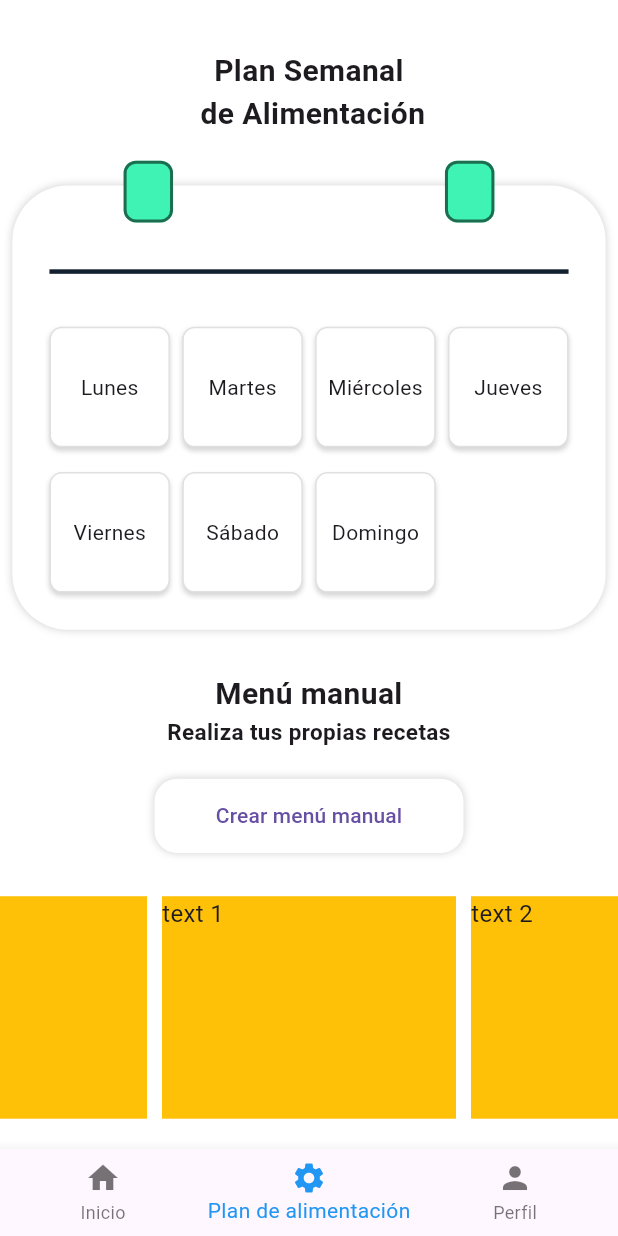
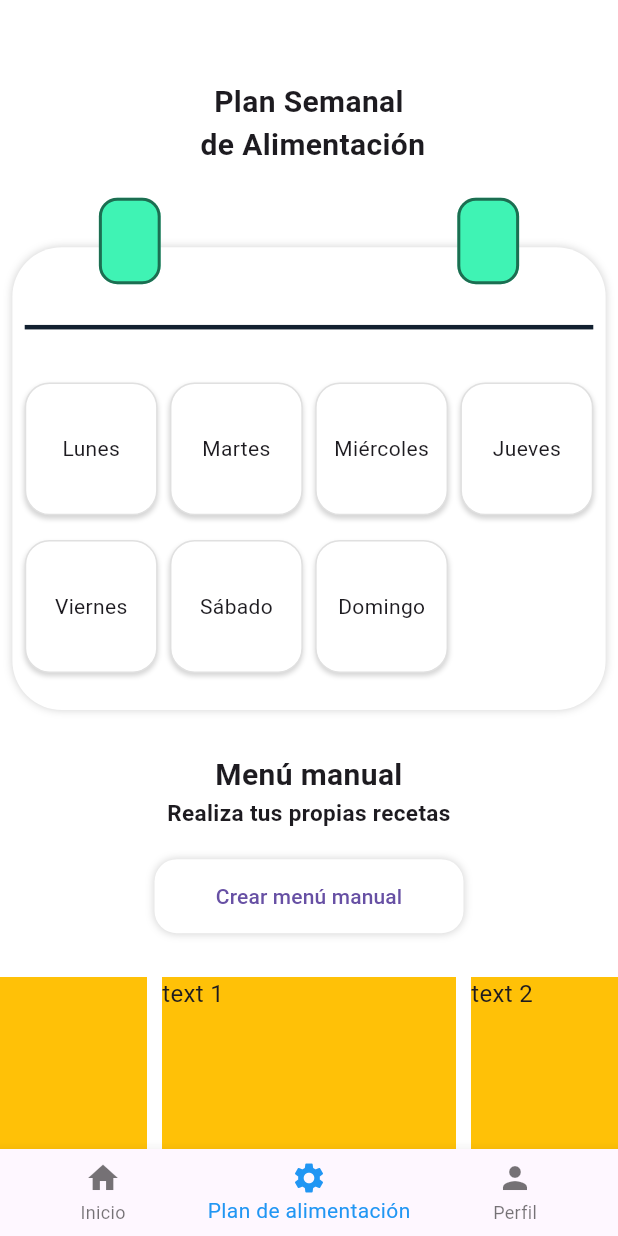
Before and after one commit to lilzandro/app-planes-alimenticios, a Flutter app: the Inicio screen opened by its route, item 2 of the bottom bar chosen, after a tap on "Crear menú manual", on a phone screen of 412 x 824 dp. Run offline on Flutter 3.47's test engine with Material 3 defaults, Android fonts, the phone set to English and light mode, and no system bars; drawn by our look-alikes of carousel_slider; our stand-ins replace firebase_auth, firebase_core, percent_indicator; accounts and stored records are empty.

Commit message:
Refactorizacion del metodo de Dimesion de pantalla y implementacion del mismo

```diff
--- a/lib/main.dart
+++ b/lib/main.dart
@@ -1,4 +1,6 @@
+import 'package:app_planes/screens/VentanaPerfil/ventana_perfil.dart';
 import 'package:flutter/material.dart';
+import 'package:app_planes/utils/dimensiones_pantalla.dart';
 
 //Importaciones firebase
 import 'package:firebase_core/firebase_core.dart';
@@ -8,7 +10,7 @@ import 'firebase_options.dart';
 import 'screens/login_screen.dart';
 import 'screens/register_screen.dart';
 import 'screens/home.dart';
-import 'screens/profile_screen.dart';
+import 'screens/VentanaPerfil/ventana_perfil.dart';
 import 'screens/start_screen.dart';
 
 void main() async {
@@ -22,6 +24,8 @@ class MyApp extends StatelessWidget {
 
   @override
   Widget build(BuildContext context) {
+    DimensionesDePantalla.init(context);
+
     return MaterialApp(
       title: '',
       theme: ThemeData(
--- a/lib/screens/VentanaPlanAlimentacion/ventana_plan_alimentacion.dart
+++ b/lib/screens/VentanaPlanAlimentacion/ventana_plan_alimentacion.dart
@@ -1,6 +1,7 @@
 import 'package:app_planes/widgets/orientacion_responsive.dart';
 import 'package:flutter/material.dart';
 import 'package:carousel_slider/carousel_slider.dart';
+import 'package:app_planes/utils/dimensiones_pantalla.dart';
 
 class VentanaPlanAlimentacion extends StatefulWidget {
   const VentanaPlanAlimentacion({super.key});
@@ -29,18 +30,16 @@ class _VentanaPlanAlimentacionState extends State<VentanaPlanAlimentacion> {
   }
 
   List<Widget> _buildBlocks(BuildContext context) {
-    final pantallaSize = MediaQuery.of(context).size;
-    final anchoPantalla = pantallaSize.width;
-
     return [
       // Encabezado
       SizedBox(
-        height: pantallaSize.height * 0.15,
+        height: DimensionesDePantalla.pantallaSize * 0.2,
         child: Column(
           mainAxisAlignment: MainAxisAlignment.center,
           children: [
             Container(
-              padding: EdgeInsets.all(pantallaSize.height * 0.02),
+              padding:
+                  EdgeInsets.all(DimensionesDePantalla.pantallaSize * 0.02),
               alignment: Alignment.center,
               child: const Text(
                 'Plan Semanal\n de Alimentación',
@@ -51,15 +50,15 @@ class _VentanaPlanAlimentacionState extends State<VentanaPlanAlimentacion> {
           ],
         ),
       ),
-      SizedBox(height: pantallaSize.height * 0.0),
+      SizedBox(height: DimensionesDePantalla.pantallaSize * 0.0),
       // Calendario
 
-      _buildCalendarWidget(pantallaSize),
+      _buildCalendarWidget(),
 
-      SizedBox(height: pantallaSize.height * 0.035),
+      SizedBox(height: DimensionesDePantalla.pantallaSize * 0.035),
 
       Container(
-          padding: EdgeInsets.all(pantallaSize.height * 0),
+          padding: EdgeInsets.all(DimensionesDePantalla.pantallaSize * 0),
           alignment: Alignment.center,
           child: Column(
             children: [
@@ -76,11 +75,11 @@ class _VentanaPlanAlimentacionState extends State<VentanaPlanAlimentacion> {
             ],
           )),
       SizedBox(
-        height: anchoPantalla * 0.05,
+        height: DimensionesDePantalla.anchoPantalla * 0.05,
       ),
       Container(
-          height: anchoPantalla * .12,
-          width: anchoPantalla * .5,
+          height: DimensionesDePantalla.anchoPantalla * .12,
+          width: DimensionesDePantalla.anchoPantalla * .5,
           decoration: BoxDecoration(
             borderRadius: BorderRadius.circular(15.0),
             boxShadow: [
@@ -94,7 +93,6 @@ class _VentanaPlanAlimentacionState extends State<VentanaPlanAlimentacion> {
           ),
           child: ElevatedButton(
             onPressed: () {},
-            child: Text("Crear menú manual"),
             style: ElevatedButton.styleFrom(
               backgroundColor: Colors.white,
               shadowColor: Colors.transparent,
@@ -103,15 +101,16 @@ class _VentanaPlanAlimentacionState extends State<VentanaPlanAlimentacion> {
                     BorderRadius.circular(15.0), // Esquinas redondeadas
               ),
             ),
+            child: Text("Crear menú manual"),
           )),
       SizedBox(
-        height: anchoPantalla * 0.07,
+        height: DimensionesDePantalla.anchoPantalla * 0.07,
       ),
 
       // Carrusel
       CarouselSlider(
         options: CarouselOptions(
-            height: pantallaSize.height * 0.18,
+            height: DimensionesDePantalla.pantallaSize * 0.18,
             autoPlay: true,
             viewportFraction: 0.5),
         items: [1, 2, 3, 4, 5].map((i) {
@@ -132,16 +131,18 @@ class _VentanaPlanAlimentacionState extends State<VentanaPlanAlimentacion> {
     ];
   }
 
-  Widget _buildCalendarWidget(Size pantallaSize) {
+  Widget _buildCalendarWidget() {
     return Stack(
       clipBehavior: Clip.none,
       children: [
         Container(
-          padding: EdgeInsets.all(pantallaSize.width * 0.06),
-          margin: EdgeInsets.symmetric(horizontal: pantallaSize.width * 0.02),
+          padding: EdgeInsets.all(DimensionesDePantalla.pantallaSize * 0.01),
+          margin: EdgeInsets.symmetric(
+              horizontal: DimensionesDePantalla.pantallaSize * 0.01),
           decoration: BoxDecoration(
             color: Colors.white,
-            borderRadius: BorderRadius.circular(pantallaSize.width * 0.09),
+            borderRadius: BorderRadius.circular(
+                DimensionesDePantalla.pantallaSize * 0.04),
             boxShadow: [
               BoxShadow(
                 color: Color.fromARGB(45, 0, 0, 0),
@@ -154,19 +155,19 @@ class _VentanaPlanAlimentacionState extends State<VentanaPlanAlimentacion> {
             mainAxisSize: MainAxisSize.min,
             children: [
               SizedBox(
-                  height: pantallaSize.height *
-                      0.03), // Espacio para que no cubra la línea superior
+                  height: DimensionesDePantalla.pantallaSize *
+                      0.045), // Espacio para que no cubra la línea superior
               Divider(
                   thickness: 3, color: const Color.fromARGB(255, 18, 32, 48)),
-              SizedBox(height: pantallaSize.height * 0.035),
+              SizedBox(height: DimensionesDePantalla.pantallaSize * 0.035),
               // Días de la semana en formato de cuadrícula
               GridView.builder(
                 shrinkWrap: true,
                 physics: const NeverScrollableScrollPhysics(),
                 gridDelegate: SliverGridDelegateWithFixedCrossAxisCount(
                   crossAxisCount: 4,
-                  crossAxisSpacing: pantallaSize.width * 0.02,
-                  mainAxisSpacing: pantallaSize.height * 0.02,
+                  crossAxisSpacing: DimensionesDePantalla.pantallaSize * 0.01,
+                  mainAxisSpacing: DimensionesDePantalla.pantallaSize * 0.02,
                 ),
                 itemCount: days.length,
                 itemBuilder: (context, index) {
@@ -174,8 +175,8 @@ class _VentanaPlanAlimentacionState extends State<VentanaPlanAlimentacion> {
                     alignment: Alignment.center,
                     decoration: BoxDecoration(
                       color: Colors.white,
-                      borderRadius:
-                          BorderRadius.circular(pantallaSize.width * 0.02),
+                      borderRadius: BorderRadius.circular(
+                          DimensionesDePantalla.pantallaSize * 0.02),
                       border: Border.all(color: Colors.grey.shade300),
                       boxShadow: [
                         BoxShadow(
@@ -191,34 +192,41 @@ class _VentanaPlanAlimentacionState extends State<VentanaPlanAlimentacion> {
                   );
                 },
               ),
+              SizedBox(height: DimensionesDePantalla.pantallaSize * 0.02),
             ],
           ),
         ),
 
         // Contenedores circulares ("orejas") en la parte superior del calendario
         Positioned(
-          left: pantallaSize.width * 0.2, // Posición horizontal (izquierda)
-          top: -pantallaSize.height * 0.02, // Posición vertical (hacia arriba)
+          left: DimensionesDePantalla.pantallaSize *
+              0.08, // Posición horizontal (izquierda)
+          top: -DimensionesDePantalla.pantallaSize *
+              0.04, // Posición vertical (hacia arriba)
           child: Container(
-            width: pantallaSize.width * 0.08,
-            height: pantallaSize.width * 0.1,
+            width: DimensionesDePantalla.pantallaSize * 0.05,
+            height: DimensionesDePantalla.pantallaSize * 0.07,
             decoration: BoxDecoration(
               border: Border.all(width: 2, color: Color.fromARGB(140, 0, 0, 0)),
               color: Color.fromARGB(255, 63, 243, 180),
-              borderRadius: BorderRadius.circular(pantallaSize.width * 0.02),
+              borderRadius: BorderRadius.circular(
+                  DimensionesDePantalla.pantallaSize * 0.015),
             ),
           ),
         ),
         Positioned(
-          right: pantallaSize.width * 0.2, // Posición horizontal (derecha)
-          top: -pantallaSize.height * 0.02, // Posición vertical (hacia arriba)
+          right: DimensionesDePantalla.pantallaSize *
+              0.08, // Posición horizontal (derecha)
+          top: -DimensionesDePantalla.pantallaSize *
+              0.04, // Posición vertical (hacia arriba)
           child: Container(
-            width: pantallaSize.width * 0.08,
-            height: pantallaSize.width * 0.1,
+            width: DimensionesDePantalla.pantallaSize * 0.05,
+            height: DimensionesDePantalla.pantallaSize * 0.07,
             decoration: BoxDecoration(
               border: Border.all(width: 2, color: Color.fromARGB(140, 0, 0, 0)),
               color: Color.fromARGB(255, 63, 243, 180),
-              borderRadius: BorderRadius.circular(pantallaSize.width * 0.02),
+              borderRadius: BorderRadius.circular(
+                  DimensionesDePantalla.pantallaSize * 0.015),
             ),
           ),
         ),
--- a/lib/screens/home.dart
+++ b/lib/screens/home.dart
@@ -1,6 +1,6 @@
 import 'package:flutter/material.dart';
 import 'package:app_planes/screens/VentanaPlanAlimentacion/ventana_plan_alimentacion.dart';
-import 'package:app_planes/screens/profile_screen.dart';
+import 'package:app_planes/screens/VentanaPerfil/ventana_perfil.dart';
 import 'package:app_planes/screens/ventanaInicio/ventana_inicio.dart';
 
 class Inicio extends StatefulWidget {
--- a/lib/screens/ventanaInicio/ventana_inicio.dart
+++ b/lib/screens/ventanaInicio/ventana_inicio.dart
@@ -2,6 +2,7 @@ import 'package:flutter/material.dart';
 import 'package:app_planes/widgets/orientacion_responsive.dart';
 import 'package:percent_indicator/circular_percent_indicator.dart';
 import 'package:percent_indicator/linear_percent_indicator.dart';
+import 'package:app_planes/utils/dimensiones_pantalla.dart';
 
 class VentanaInicio extends StatefulWidget {
   const VentanaInicio({super.key});
@@ -25,16 +26,14 @@ class _VentanaInicioState extends State<VentanaInicio> {
 
   // Función que construye los bloques
   List<Widget> _buildBlocks(BuildContext context) {
-    final pantallaSize = MediaQuery.of(context).size;
-    final anchoPantalla = pantallaSize.width; // Ancho de la pantalla
-
     return [
       Container(
         color: const Color.fromARGB(255, 63, 243, 180),
-
-        height: pantallaSize.height * 0.25,
-        child: Center(child: Column(
-            children: [ CircularPercentIndicator(
+        height: DimensionesDePantalla.pantallaSize * 0.25,
+        child: Center(
+          child: Column(
+            children: [
+              CircularPercentIndicator(
                 radius: 60,
                 lineWidth: 6,
                 percent: 0.4,
@@ -43,21 +42,22 @@ class _VentanaInicioState extends State<VentanaInicio> {
                 circularStrokeCap: CircularStrokeCap.round,
                 center: const Text(
                   "Restantes",
-
                   style: TextStyle(color: Colors.black54, fontSize: 12),
-                ),),
+                ),
+              ),
               Padding(
                 padding: EdgeInsets.only(top: 10, bottom: 10),
-                child:
-                Row(
+                child: Row(
                   mainAxisAlignment: MainAxisAlignment.spaceBetween,
                   children: [
                     // CODIGO CON ALTOS NIVELES DE MALAS PRACTICAS PERO FUNCIONAL
                     Column(
                       mainAxisAlignment: MainAxisAlignment.center,
                       children: [
-                    Text("Carbohidratos", style: TextStyle(color: Colors.black54, fontSize: 12), )
-                    ,
+                        Text(
+                          "Carbohidratos",
+                          style: TextStyle(color: Colors.black54, fontSize: 12),
+                        ),
                         LinearPercentIndicator(
                           width: 120,
                           lineHeight: 6,
@@ -66,14 +66,20 @@ class _VentanaInicioState extends State<VentanaInicio> {
                           progressColor: Colors.white,
                           backgroundColor: Color.fromARGB(150, 250, 250, 250),
                         ),
-                    Text("0 / 989g", style: TextStyle(color: Colors.black54, fontSize: 12), )
-                    ],),
+                        Text(
+                          "0 / 989g",
+                          style: TextStyle(color: Colors.black54, fontSize: 12),
+                        )
+                      ],
+                    ),
 
                     Column(
                       mainAxisAlignment: MainAxisAlignment.center,
                       children: [
-                    Text("Proteinas", style: TextStyle(color: Colors.black54, fontSize: 12), )
-                    ,
+                        Text(
+                          "Proteinas",
+                          style: TextStyle(color: Colors.black54, fontSize: 12),
+                        ),
                         LinearPercentIndicator(
                           width: 120,
                           lineHeight: 6,
@@ -82,14 +88,20 @@ class _VentanaInicioState extends State<VentanaInicio> {
                           progressColor: Colors.white,
                           backgroundColor: Color.fromARGB(150, 250, 250, 250),
                         ),
-                    Text("0 / 329g", style: TextStyle(color: Colors.black54, fontSize: 12), )
-                    ],),
+                        Text(
+                          "0 / 329g",
+                          style: TextStyle(color: Colors.black54, fontSize: 12),
+                        )
+                      ],
+                    ),
 
                     Column(
                       mainAxisAlignment: MainAxisAlignment.center,
                       children: [
-                    Text("Grasas", style: TextStyle(color: Colors.black54, fontSize: 12), )
-                    ,
+                        Text(
+                          "Grasas",
+                          style: TextStyle(color: Colors.black54, fontSize: 12),
+                        ),
                         LinearPercentIndicator(
                           width: 120,
                           lineHeight: 6,
@@ -98,12 +110,18 @@ class _VentanaInicioState extends State<VentanaInicio> {
                           progressColor: Colors.white,
                           backgroundColor: Color.fromARGB(150, 250, 250, 250),
                         ),
-                    Text("0 / 289g", style: TextStyle(color: Colors.black54, fontSize: 12), )
-                    ],),
+                        Text(
+                          "0 / 289g",
+                          style: TextStyle(color: Colors.black54, fontSize: 12),
+                        )
                       ],
-                ),)
-                ],),),
-
+                    ),
+                  ],
+                ),
+              )
+            ],
+          ),
+        ),
       ),
       Container(
         padding: const EdgeInsets.all(16),
@@ -137,8 +155,8 @@ class _VentanaInicioState extends State<VentanaInicio> {
               padding: const EdgeInsets.all(0),
               duration: const Duration(milliseconds: 300),
               height: selectedMeal == null
-                  ? pantallaSize.height * 0.33
-                  : pantallaSize.height * 0.45,
+                  ? DimensionesDePantalla.pantallaSize * 0.33
+                  : DimensionesDePantalla.pantallaSize * 0.45,
               decoration: BoxDecoration(
                 borderRadius: BorderRadius.circular(30.0),
                 color: const Color.fromARGB(255, 255, 255, 255),
@@ -157,15 +175,15 @@ class _VentanaInicioState extends State<VentanaInicio> {
                     padding: const EdgeInsets.all(1.5),
                   ),
                   _buildExpandableOption('Desayuno', Colors.transparent),
-                  _buildSeparator(anchoPantalla),
+                  _buildSeparator(DimensionesDePantalla.anchoPantalla),
 
                   // Almuerzo
                   _buildExpandableOption('Almuerzo', Colors.transparent),
-                  _buildSeparator(anchoPantalla),
+                  _buildSeparator(DimensionesDePantalla.anchoPantalla),
 
                   // Cena
                   _buildExpandableOption('Cena', Colors.transparent),
-                  _buildSeparator(anchoPantalla),
+                  _buildSeparator(DimensionesDePantalla.anchoPantalla),
 
                   // Merienda
                   _buildExpandableOption('Merienda', Colors.transparent),
@@ -187,7 +205,7 @@ class _VentanaInicioState extends State<VentanaInicio> {
                   ),
                 ],
               ),
-              height: pantallaSize.height * 0.2,
+              height: DimensionesDePantalla.pantallaSize * 0.2,
               child: ClipRRect(
                 borderRadius: BorderRadius.circular(30.0),
                 child: Stack(
@@ -222,7 +240,7 @@ class _VentanaInicioState extends State<VentanaInicio> {
                   )
                 ],
               ),
-              height: pantallaSize.height * 0.2,
+              height: DimensionesDePantalla.pantallaSize * 0.2,
               child: Container(
                 padding: const EdgeInsets.all(16.0),
                 child: Column(children: [
@@ -231,7 +249,7 @@ class _VentanaInicioState extends State<VentanaInicio> {
                     fit: FlexFit.loose,
                     child: Container(
                       decoration: const BoxDecoration(),
-                      height: pantallaSize.height * .2,
+                      height: DimensionesDePantalla.pantallaSize * .2,
                       child: const Center(child: Text('Bloque Extra')),
                     ),
                   ),
@@ -246,11 +264,13 @@ class _VentanaInicioState extends State<VentanaInicio> {
 
   Widget _buildButton(String label, VoidCallback onPressed,
       {bool isMiddleButton = false}) {
-    final pantallaSize = MediaQuery.of(context).size;
-    final anchoPantalla = pantallaSize.width;
     return Container(
-      height: isMiddleButton ? anchoPantalla * .1 : anchoPantalla * .1,
-      width: isMiddleButton ? anchoPantalla * .5 : anchoPantalla * .1,
+      height: isMiddleButton
+          ? DimensionesDePantalla.anchoPantalla * .1
+          : DimensionesDePantalla.anchoPantalla * .1,
+      width: isMiddleButton
+          ? DimensionesDePantalla.anchoPantalla * .5
+          : DimensionesDePantalla.anchoPantalla * .1,
       decoration: BoxDecoration(
         color: const Color.fromARGB(255, 234, 233, 233),
         borderRadius: BorderRadius.circular(30.0),
@@ -283,7 +303,7 @@ class _VentanaInicioState extends State<VentanaInicio> {
 
   Widget _buildSeparator(double anchoPantalla) {
     return Container(
-      width: anchoPantalla * .8,
+      width: DimensionesDePantalla.anchoPantalla * .8,
       height: .8,
       color: const Color.fromARGB(255, 224, 224, 224),
     );
--- /dev/null
+++ b/lib/utils/dimensiones_pantalla.dart
@@ -0,0 +1,11 @@
+import 'package:flutter/material.dart';
+
+class DimensionesDePantalla {
+  static double anchoPantalla = 0;
+  static double pantallaSize = 0;
+
+  static void init(BuildContext context) {
+    anchoPantalla = MediaQuery.of(context).size.width;
+    pantallaSize = MediaQuery.of(context).size.height;
+  }
+}
```
Also changed, not shown: lib/screens/VentanaPerfil/ventana_perfil.dart (+16 -2 lines), lib/screens/profile_screen.dart (deleted, +0 -210 lines). Lines whose indentation alone changed are shown as unchanged.
